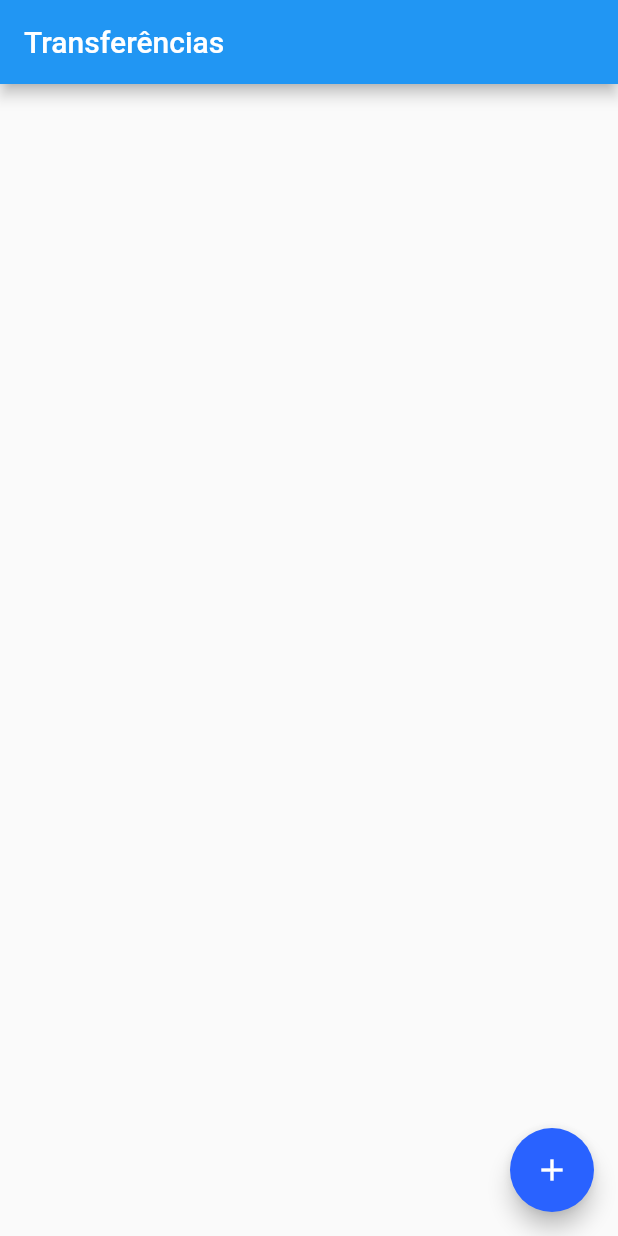
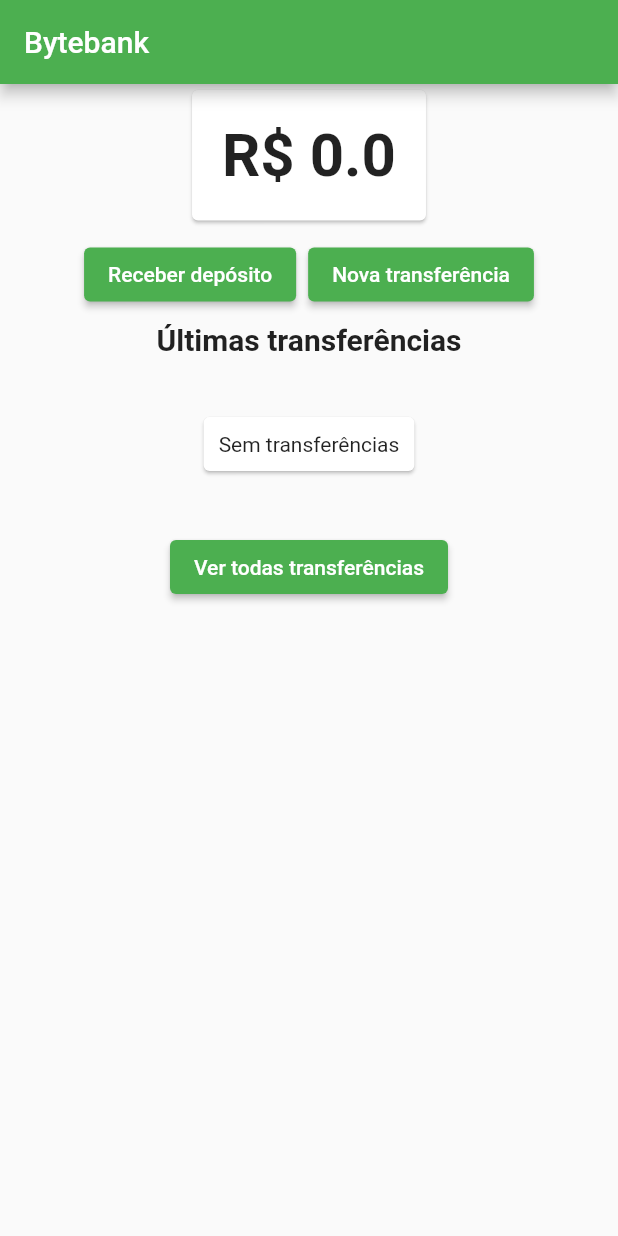
Before and after one commit to giovaniandrade/bytebank, a Flutter app: the screen it shows after launch, on a phone screen of 412 x 824 dp. Run offline on Flutter 3.47's test engine with Material 2 defaults, Android fonts, the phone set to English and light mode, and no system bars.

```diff
--- a/lib/main.dart
+++ b/lib/main.dart
@@ -1,21 +1,47 @@
+import 'package:bytebank/models/saldo.dart';
+import 'package:bytebank/models/transferencias.dart';
+import 'package:bytebank/screens/dashboard/dashboard.dart';
 import 'package:bytebank/screens/transferencia/lista.dart';
 import 'package:flutter/material.dart';
+import 'package:provider/provider.dart';
 
-void main() => runApp(BytebankApp());
+// void main() => runApp(BytebankApp());
+
+// se fosse apenas 1 provider seria assim:
+/*
+ void main() => runApp(ChangeNotifierProvider(
+      create: (context) => Saldo(0),
+      child: BytebankApp(),
+    ));
+* */
+void main() => runApp(MultiProvider(
+      providers: [
+        ChangeNotifierProvider(
+          create: (context) => Saldo(0),
+        ),
+        ChangeNotifierProvider(
+          create: (context) => Transferencias(),
+        )
+      ],
+      child:
+          BytebankApp(), // o BytebankApp tem acesso a todos os providers da lista
+    ));
 
 class BytebankApp extends StatelessWidget {
   @override
   Widget build(BuildContext context) {
     return MaterialApp(
       theme: ThemeData(
-          primaryColor: Colors.green[900],
-          colorScheme: ColorScheme.fromSwatch().copyWith(
-              secondary: Colors.blueAccent[700]), // cor secundaria do tema
-          buttonTheme: ButtonThemeData(
+        colorScheme: ColorScheme.fromSwatch(
+          primarySwatch: Colors.green,
+        ).copyWith(
+          secondary: Colors.blueAccent[700],
+        ),
+        buttonTheme: ButtonThemeData(
             buttonColor: Colors.blueAccent[700],
-            textTheme: ButtonTextTheme.primary,
-          )),
-      home: ListaTransferencias(),
+            textTheme: ButtonTextTheme.primary),
+      ),
+      home: Dashboard(),
     );
   }
 }
--- /dev/null
+++ b/lib/models/saldo.dart
@@ -0,0 +1,22 @@
+import 'package:flutter/material.dart';
+
+class Saldo extends ChangeNotifier{
+  double valor;
+
+  Saldo(this.valor);
+
+  void adiciona(double valor) {
+    this.valor += valor;
+    notifyListeners(); // comunica todos os ouvidores registrados
+  }
+
+  void subtrai(double valor) {
+    this.valor -= valor;
+    notifyListeners();
+  }
+
+  @override
+  String toString() {
+    return 'R\$ $valor';
+  }
+}
--- /dev/null
+++ b/lib/models/transferencias.dart
@@ -0,0 +1,13 @@
+import 'package:bytebank/models/transferencia.dart';
+import 'package:flutter/material.dart';
+
+class Transferencias extends ChangeNotifier {
+  final List<Transferencia> _transferencias = [];
+
+  List<Transferencia> get transferencias => _transferencias;
+
+  adiciona(Transferencia novaTransferencia) {
+    transferencias.add(novaTransferencia);
+    notifyListeners();
+  }
+}
--- /dev/null
+++ b/lib/screens/dashboard/dashboard.dart
@@ -0,0 +1,51 @@
+import 'package:bytebank/screens/dashboard/saldo.dart';
+import 'package:bytebank/screens/deposito/formulario.dart';
+import 'package:bytebank/screens/transferencia/formulario.dart';
+import 'package:bytebank/screens/transferencia/lista.dart';
+import 'package:bytebank/screens/transferencia/ultimas.dart';
+import 'package:flutter/material.dart';
+
+class Dashboard extends StatelessWidget {
+  Widget build(BuildContext context) {
+    return Scaffold(
+      appBar: AppBar(
+        title: const Text('Bytebank'),
+      ),
+      body: ListView(children: <Widget>[
+        Align(
+          alignment: Alignment.topCenter,
+          child: SaldoCard(),
+        ),
+        ButtonBar(
+          alignment: MainAxisAlignment.center,
+          children: <Widget>[
+            ElevatedButton(
+              onPressed: () {
+                // saldo.adiciona(10);
+                Navigator.push(
+                  context,
+                  MaterialPageRoute(builder: (context) {
+                    return FormularioDeposito();
+                  }),
+                );
+              },
+              child: Text('Receber depósito'),
+            ),
+            ElevatedButton(
+              onPressed: () {
+                Navigator.push(
+                  context,
+                  MaterialPageRoute(builder: (context) {
+                    return FormularioTransferencia();
+                  }),
+                );
+              },
+              child: Text('Nova transferência'),
+            ),
+          ],
+        ),
+        UltimasTransferencias(),
+      ]),
+    );
+  }
+}
--- /dev/null
+++ b/lib/screens/dashboard/saldo.dart
@@ -0,0 +1,44 @@
+import 'package:bytebank/models/saldo.dart';
+import 'package:flutter/material.dart';
+import 'package:provider/provider.dart';
+
+class SaldoCard extends StatelessWidget {
+
+  // Nao precisa passar mais no construtor
+  // final Saldo saldo;
+  // SaldoCard(this.saldo);
+
+  // Widget build(BuildContext context) {
+  //   return Card(
+  //       child: Padding(
+  //     padding: EdgeInsets.all(20.0),
+  //     child: Text(
+  //       saldo.toString(),
+  //       textAlign: TextAlign.center,
+  //       style: TextStyle(
+  //         fontSize: 40.0,
+  //         fontWeight: FontWeight.bold,
+  //       ),
+  //     ),
+  //   ));
+  // }
+
+  Widget build(BuildContext context) {
+    return Card(
+        child: Padding(
+      padding: EdgeInsets.all(20.0),
+      child: Consumer<Saldo>(
+        builder: (context, valor, child) {
+          return Text(
+            valor.toString(),
+            textAlign: TextAlign.center,
+            style: TextStyle(
+              fontSize: 40.0,
+              fontWeight: FontWeight.bold,
+            ),
+          );
+        },
+      ),
+    ));
+  }
+}
--- a/lib/screens/transferencia/lista.dart
+++ b/lib/screens/transferencia/lista.dart
@@ -1,19 +1,22 @@
 import 'package:bytebank/models/transferencia.dart';
+import 'package:bytebank/models/transferencias.dart';
 import 'package:bytebank/screens/transferencia/formulario.dart';
 import 'package:flutter/material.dart';
+import 'package:provider/provider.dart';
 
 const _tituloAppBar = 'Transferências';
 
-class ListaTransferencias extends StatefulWidget {
-  final List<Transferencia> _transferencias = [];
+// Com Providers nao precisa mias ser StatefulWidget
+// class ListaTransferencias extends StatefulWidget {
+//   final List<Transferencia> _transferencias = [];
+//
+//   @override
+//   State<StatefulWidget> createState() {
+//     return ListaTransferenciasState();
+//   }
+// }
 
-  @override
-  State<StatefulWidget> createState() {
-    return ListaTransferenciasState();
-  }
-}
-
-class ListaTransferenciasState extends State<ListaTransferencias> {
+class ListaTransferencias extends StatelessWidget {
 
 
   // widget: esse objeto é o state que foi definido no generics
@@ -22,20 +25,28 @@ class ListaTransferenciasState extends State<ListaTransferencias> {
     // Testando
     //widget._transferencias.add(Transferencia(10, 54));
     return Scaffold(
-      body: ListView.builder(
-        itemCount: widget._transferencias.length,
-        itemBuilder: (context, indice) {
-          final transferencia = widget._transferencias[indice];
-          return ItemTransferencia(transferencia);
+      body: Consumer<Transferencias>(
+        builder: (context, transferencias, child) {
+          return ListView.builder(
+            itemCount: transferencias.transferencias.length,
+            itemBuilder: (context, indice) {
+              final transferencia = transferencias.transferencias[indice];
+              return ItemTransferencia(transferencia);
+            },
+          );
         },
       ),
       floatingActionButton: FloatingActionButton(
           onPressed: () {
-            final Future<Transferencia?> future =
             Navigator.push(context, MaterialPageRoute(builder: (context) {
               return FormularioTransferencia();
             }));
-            future.then((transferenciaRecebida) => _atualiza(transferenciaRecebida));
+
+            // final Future<Transferencia?> future =
+            // Navigator.push(context, MaterialPageRoute(builder: (context) {
+            //   return FormularioTransferencia();
+            // }));
+            // future.then((transferenciaRecebida) => _atualiza(transferenciaRecebida));
 
             // Isso poderia ser assim:
             // Navigator.push( ... )
@@ -54,10 +65,10 @@ class ListaTransferenciasState extends State<ListaTransferencias> {
       debugPrint('$transferenciaRecebida');
       if (transferenciaRecebida != null) {
         // Em Widgets Stateful esse método é o mais importante
-        setState(() {
-          debugPrint('Adicionou');
-          widget._transferencias.add(transferenciaRecebida);
-        });
+        // setState(() {
+        //   debugPrint('Adicionou');
+        //   widget._transferencias.add(transferenciaRecebida);
+        // });
       }
     });
   }
@@ -73,8 +84,8 @@ class ItemTransferencia extends StatelessWidget {
     return Card(
       child: ListTile(
         leading: Icon(Icons.monetization_on),
-        title: Text(_transferencia.valor.toString()),
-        subtitle: Text(_transferencia.numeroConta.toString()),
+        title: Text(_transferencia.toStringValor()),
+        subtitle: Text(_transferencia.toStringConta()),
       ),
     );
   }
--- /dev/null
+++ b/lib/screens/transferencia/ultimas.dart
@@ -0,0 +1,65 @@
+import 'package:bytebank/models/transferencias.dart';
+import 'package:bytebank/screens/transferencia/lista.dart';
+import 'package:flutter/material.dart';
+import 'package:provider/provider.dart';
+
+final String _titulo = 'Últimas transferências';
+
+class UltimasTransferencias extends StatelessWidget {
+  Widget build(BuildContext context) {
+    return Column(
+      children: <Widget>[
+        Text(
+          _titulo,
+          style: TextStyle(fontWeight: FontWeight.bold, fontSize: 20.0),
+        ),
+        Consumer<Transferencias>(
+          builder: (context, transferencias, child) {
+            final _ultimasTransferencias = transferencias.transferencias.reversed.toList();
+            final int _quantidade = _ultimasTransferencias.length < 4 ? _ultimasTransferencias.length : 3;
+
+            if(_quantidade == 0) {
+              return SemTransferenciaCadastrada();
+            }
+
+            return ListView.builder(
+                padding: const EdgeInsets.all(8.0),
+                itemCount: _quantidade,
+                shrinkWrap: true,
+                reverse: true,
+                itemBuilder: (context, indice) {
+                  return ItemTransferencia(
+                      _ultimasTransferencias[indice]);
+                });
+          },
+        ),
+        ElevatedButton(
+          onPressed: () {
+            Navigator.push(
+              context,
+              MaterialPageRoute(builder: (context) {
+                return ListaTransferencias();
+              }),
+            );
+          },
+          child: Text('Ver todas transferências'),
+        ),
+      ],
+    );
+  }
+}
+
+class SemTransferenciaCadastrada extends StatelessWidget {
+  const SemTransferenciaCadastrada({Key? key}) : super(key: key);
+
+  @override
+  Widget build(BuildContext context) {
+    return Card(
+      margin: EdgeInsets.all(40.0),
+      child: Padding(
+        padding: EdgeInsets.all(10),
+        child: Text('Sem transferências'),
+      ),
+    );
+  }
+}
--- a/pubspec.yaml
+++ b/pubspec.yaml
@@ -34,6 +34,7 @@ dependencies:
   # The following adds the Cupertino Icons font to your application.
   # Use with the CupertinoIcons class for iOS style icons.
   cupertino_icons: ^1.0.2
+  provider: ^6.0.1
 
 dev_dependencies:
   flutter_test:
```
Also changed, not shown: lib/models/transferencia.dart (+8 -0 lines), lib/screens/deposito/formulario.dart (added, +60 -0 lines), lib/screens/transferencia/formulario.dart (+58 -13 lines), pubspec.lock.
